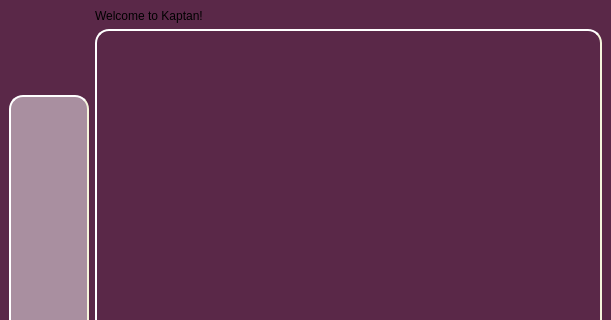
The window that kde4/kaptan4/src/gui/kaptanMain.ui (pars-linux/uludag) describes before a commit, drawn with Qt 5; both pictures show x 0 to 611 and y 0 to 320 of the 611 by 470 pixel window.
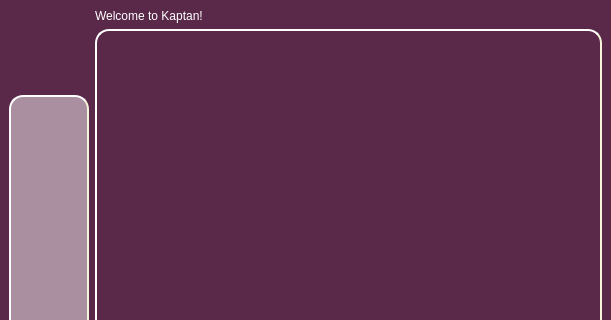
The same window after the commit. Icons and pictures are not drawn.

Commit message: fix label colors

```diff
--- a/kde4/kaptan4/src/gui/kaptanMain.ui
+++ b/kde4/kaptan4/src/gui/kaptanMain.ui
@@ -107,6 +107,9 @@
        <layout class="QVBoxLayout" name="verticalLayout_4">
         <item>
          <widget class="QLabel" name="labelDesc">
+          <property name="styleSheet">
+           <string notr="true">color: white</string>
+          </property>
           <property name="text">
            <string>Welcome to Kaptan!</string>
           </property>
```
Left out of the diff: 2 changed lines with no effect on the pictures. The commit also changes 8 other files.
